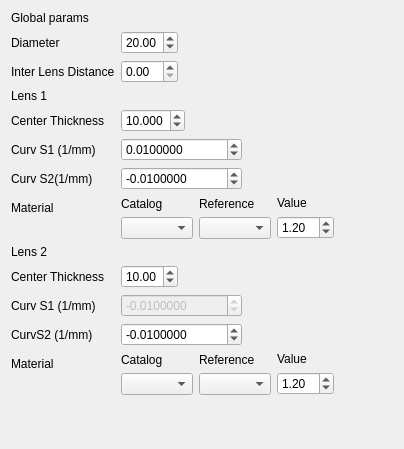
Old version of the form freecad/pyoptools/GUI/DoubletLens.ui in the repository cihologramas/freecad-pyoptools.
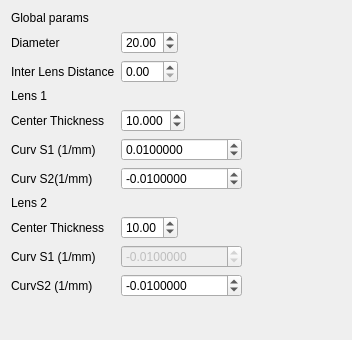
New version of the form.

Commit message:
All the dialogs to insert objects use now placementWidget and materialWidget
Code was added to be able to reuse custom widgets in the components dialogs. It mus be working now.

```diff
--- a/freecad/pyoptools/GUI/DoubletLens.ui
+++ b/freecad/pyoptools/GUI/DoubletLens.ui
@@ -6,8 +6,8 @@
    <rect>
     <x>0</x>
     <y>0</y>
-    <width>404</width>
-    <height>449</height>
+    <width>352</width>
+    <height>340</height>
    </rect>
   </property>
   <property name="windowTitle">
@@ -124,83 +124,20 @@
       </widget>
      </item>
      <item row="7" column="0">
-      <widget class="QLabel" name="label_5">
-       <property name="text">
-        <string>Material</string>
-       </property>
-      </widget>
-     </item>
-     <item row="7" column="1">
-      <layout class="QHBoxLayout" name="horizontalLayout_2">
-       <item>
-        <layout class="QVBoxLayout" name="verticalLayout_4">
-         <item>
-          <widget class="QLabel" name="label_8">
-           <property name="text">
-            <string>Catalog</string>
-           </property>
-          </widget>
-         </item>
-         <item>
-          <widget class="QComboBox" name="Catalog1"/>
-         </item>
-        </layout>
-       </item>
-       <item>
-        <layout class="QVBoxLayout" name="verticalLayout_5">
-         <item>
-          <widget class="QLabel" name="label_9">
-           <property name="text">
-            <string>Reference</string>
-           </property>
-          </widget>
-         </item>
-         <item>
-          <widget class="QComboBox" name="Reference1"/>
-         </item>
-        </layout>
-       </item>
-       <item>
-        <layout class="QVBoxLayout" name="verticalLayout_2">
-         <item>
-          <widget class="QLabel" name="label_6">
-           <property name="text">
-            <string>Value</string>
-           </property>
-          </widget>
-         </item>
-         <item>
-          <widget class="QDoubleSpinBox" name="Value1">
-           <property name="minimum">
-            <double>1.000000000000000</double>
-           </property>
-           <property name="singleStep">
-            <double>0.100000000000000</double>
-           </property>
-           <property name="value">
-            <double>1.200000000000000</double>
-           </property>
-          </widget>
-         </item>
-        </layout>
-       </item>
-      </layout>
-     </item>
-     <item row="8" column="0">
       <widget class="QLabel" name="label_13">
        <property name="text">
         <string>Lens 2</string>
        </property>
       </widget>
      </item>
-     <item row="9" column="0">
+     <item row="8" column="0">
       <widget class="QLabel" name="label_14">
        <property name="text">
         <string>Center Thickness</string>
        </property>
       </widget>
      </item>
-     <item row="9" column="1">
+     <item row="8" column="1">
       <widget class="QDoubleSpinBox" name="CT2">
        <property name="decimals">
         <number>2</number>
@@ -210,14 +147,14 @@
        </property>
       </widget>
      </item>
-     <item row="10" column="0">
+     <item row="9" column="0">
       <widget class="QLabel" name="label_15">
        <property name="text">
         <string>Curv S1 (1/mm)</string>
        </property>
       </widget>
      </item>
-     <item row="10" column="1">
+     <item row="9" column="1">
       <widget class="QDoubleSpinBox" name="CS1_2">
        <property name="enabled">
         <bool>false</bool>
@@ -236,14 +173,14 @@
        </property>
       </widget>
      </item>
-     <item row="11" column="0">
+     <item row="10" column="0">
       <widget class="QLabel" name="label_16">
        <property name="text">
         <string>CurvS2 (1/mm)</string>
        </property>
       </widget>
      </item>
-     <item row="11" column="1">
+     <item row="10" column="1">
       <widget class="QDoubleSpinBox" name="CS2_2">
        <property name="decimals">
         <number>7</number>
@@ -259,69 +196,6 @@
        </property>
       </widget>
      </item>
-     <item row="12" column="0">
-      <widget class="QLabel" name="label_17">
-       <property name="text">
-        <string>Material</string>
-       </property>
-      </widget>
-     </item>
-     <item row="12" column="1">
-      <layout class="QHBoxLayout" name="horizontalLayout_4">
-       <item>
-        <layout class="QVBoxLayout" name="verticalLayout_6">
-         <item>
-          <widget class="QLabel" name="label_19">
-           <property name="text">
-            <string>Catalog</string>
-           </property>
-          </widget>
-         </item>
-         <item>
-          <widget class="QComboBox" name="Catalog2"/>
-         </item>
-        </layout>
-       </item>
-       <item>
-        <layout class="QVBoxLayout" name="verticalLayout_7">
-         <item>
-          <widget class="QLabel" name="label_20">
-           <property name="text">
-            <string>Reference</string>
-           </property>
-          </widget>
-         </item>
-         <item>
-          <widget class="QComboBox" name="Reference2"/>
-         </item>
-        </layout>
-       </item>
-       <item>
-        <layout class="QVBoxLayout" name="verticalLayout_3">
-         <item>
-          <widget class="QLabel" name="label_21">
-           <property name="text">
-            <string>Value</string>
-           </property>
-          </widget>
-         </item>
-         <item>
-          <widget class="QDoubleSpinBox" name="Value2">
-           <property name="minimum">
-            <double>1.000000000000000</double>
-           </property>
-           <property name="singleStep">
-            <double>0.100000000000000</double>
-           </property>
-           <property name="value">
-            <double>1.200000000000000</double>
-           </property>
-          </widget>
-         </item>
-        </layout>
-       </item>
-      </layout>
-     </item>
     </layout>
    </item>
   </layout>
```
The commit also changes 26 other files.
